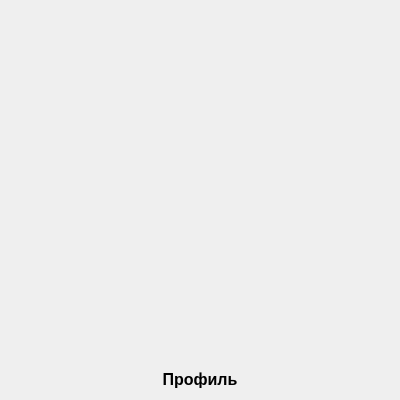
First picture: the form in widgets/usercard.ui, repository pamugk/deezer-qt-client, before the edit.
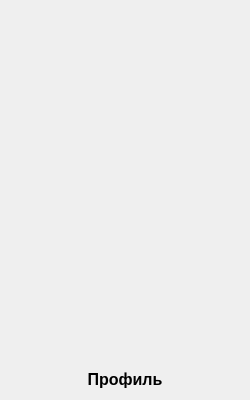
Second picture: the form after the edit.

What changed in the file:
```diff
--- a/widgets/usercard.ui
+++ b/widgets/usercard.ui
@@ -6,10 +6,16 @@
    <rect>
     <x>0</x>
     <y>0</y>
-    <width>400</width>
+    <width>250</width>
     <height>400</height>
    </rect>
   </property>
+  <property name="maximumSize">
+   <size>
+    <width>250</width>
+    <height>16777215</height>
+   </size>
+  </property>
   <property name="font">
    <font>
     <pointsize>12</pointsize>
```
